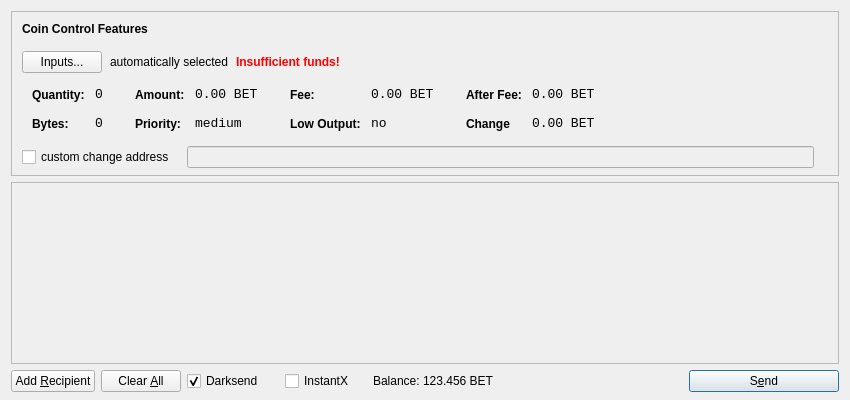
Qt form src/qt/forms/sendcoinsdialog.ui (Betcoincore/betcoin) before a commit.
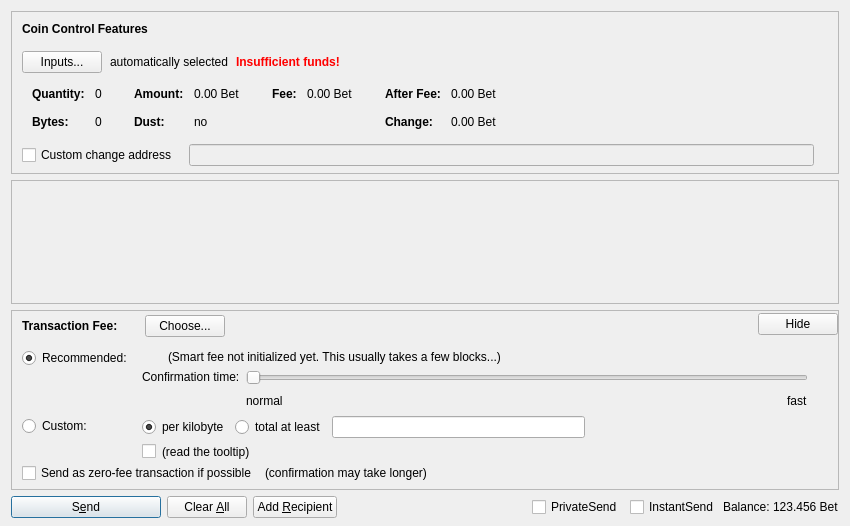
The same form after that commit. Icons and pictures are not drawn. Custom widgets are drawn as their Qt base class.

```diff
--- a/src/qt/forms/sendcoinsdialog.ui
+++ b/src/qt/forms/sendcoinsdialog.ui
@@ -7,13 +7,13 @@
     <x>0</x>
     <y>0</y>
     <width>850</width>
-    <height>400</height>
+    <height>526</height>
    </rect>
   </property>
   <property name="windowTitle">
    <string>Send Coins</string>
   </property>
-  <layout class="QVBoxLayout" name="verticalLayout" stretch="0,1,0">
+  <layout class="QVBoxLayout" name="verticalLayout" stretch="0,1,0,0">
    <property name="bottomMargin">
     <number>8</number>
    </property>
@@ -39,7 +39,7 @@
      </property>
      <layout class="QVBoxLayout" name="verticalLayoutCoinControl2">
       <property name="spacing">
-       <number>-1</number>
+       <number>0</number>
       </property>
       <property name="leftMargin">
        <number>0</number>
@@ -206,8 +206,11 @@
                </property>
                <item row="0" column="0">
                 <widget class="QLabel" name="labelCoinControlQuantityText">
-                 <property name="styleSheet">
-                  <string notr="true">font-weight:bold;</string>
+                 <property name="font">
+                  <font>
+                   <weight>75</weight>
+                   <bold>true</bold>
+                  </font>
                  </property>
                  <property name="text">
                   <string>Quantity:</string>
@@ -219,12 +222,6 @@
                </item>
                <item row="0" column="1">
                 <widget class="QLabel" name="labelCoinControlQuantity">
-                 <property name="font">
-                  <font>
-                   <family>Monospace</family>
-                   <pointsize>10</pointsize>
-                  </font>
-                 </property>
                  <property name="cursor">
                   <cursorShape>IBeamCursor</cursorShape>
                  </property>
@@ -244,8 +241,11 @@
                </item>
                <item row="1" column="0">
                 <widget class="QLabel" name="labelCoinControlBytesText">
-                 <property name="styleSheet">
-                  <string notr="true">font-weight:bold;</string>
+                 <property name="font">
+                  <font>
+                   <weight>75</weight>
+                   <bold>true</bold>
+                  </font>
                  </property>
                  <property name="text">
                   <string>Bytes:</string>
@@ -254,12 +254,6 @@
                </item>
                <item row="1" column="1">
                 <widget class="QLabel" name="labelCoinControlBytes">
-                 <property name="font">
-                  <font>
-                   <family>Monospace</family>
-                   <pointsize>10</pointsize>
-                  </font>
-                 </property>
                  <property name="cursor">
                   <cursorShape>IBeamCursor</cursorShape>
                  </property>
@@ -295,8 +289,11 @@
                </property>
                <item row="0" column="0">
                 <widget class="QLabel" name="labelCoinControlAmountText">
-                 <property name="styleSheet">
-                  <string notr="true">font-weight:bold;</string>
+                 <property name="font">
+                  <font>
+                   <weight>75</weight>
+                   <bold>true</bold>
+                  </font>
                  </property>
                  <property name="text">
                   <string>Amount:</string>
@@ -308,12 +305,6 @@
                </item>
                <item row="0" column="1">
                 <widget class="QLabel" name="labelCoinControlAmount">
-                 <property name="font">
-                  <font>
-                   <family>Monospace</family>
-                   <pointsize>10</pointsize>
-                  </font>
-                 </property>
                  <property name="cursor">
                   <cursorShape>IBeamCursor</cursorShape>
                  </property>
@@ -321,7 +312,7 @@
                   <enum>Qt::ActionsContextMenu</enum>
                  </property>
                  <property name="text">
-                  <string>0.00 BET</string>
+                  <string notr="true">0.00 Bet</string>
                  </property>
                  <property name="textInteractionFlags">
                   <set>Qt::LinksAccessibleByMouse|Qt::TextSelectableByKeyboard|Qt::TextSelectableByMouse</set>
@@ -329,23 +320,20 @@
                 </widget>
                </item>
                <item row="1" column="0">
-                <widget class="QLabel" name="labelCoinControlPriorityText">
-                 <property name="styleSheet">
-                  <string notr="true">font-weight:bold;</string>
+                <widget class="QLabel" name="labelCoinControlLowOutputText">
+                 <property name="font">
+                  <font>
+                   <weight>75</weight>
+                   <bold>true</bold>
+                  </font>
                  </property>
                  <property name="text">
-                  <string>Priority:</string>
+                  <string>Dust:</string>
                  </property>
                 </widget>
                </item>
                <item row="1" column="1">
-                <widget class="QLabel" name="labelCoinControlPriority">
-                 <property name="font">
-                  <font>
-                   <family>Monospace</family>
-                   <pointsize>10</pointsize>
-                  </font>
-                 </property>
+                <widget class="QLabel" name="labelCoinControlLowOutput">
                  <property name="cursor">
                   <cursorShape>IBeamCursor</cursorShape>
                  </property>
@@ -353,7 +341,7 @@
                   <enum>Qt::ActionsContextMenu</enum>
                  </property>
                  <property name="text">
-                  <string>medium</string>
+                  <string notr="true">no</string>
                  </property>
                  <property name="textInteractionFlags">
                   <set>Qt::LinksAccessibleByMouse|Qt::TextSelectableByKeyboard|Qt::TextSelectableByMouse</set>
@@ -381,8 +369,11 @@
                </property>
                <item row="0" column="0">
                 <widget class="QLabel" name="labelCoinControlFeeText">
-                 <property name="styleSheet">
-                  <string notr="true">font-weight:bold;</string>
+                 <property name="font">
+                  <font>
+                   <weight>75</weight>
+                   <bold>true</bold>
+                  </font>
                  </property>
                  <property name="text">
                   <string>Fee:</string>
@@ -394,12 +385,6 @@
                </item>
                <item row="0" column="1">
                 <widget class="QLabel" name="labelCoinControlFee">
-                 <property name="font">
-                  <font>
-                   <family>Monospace</family>
-                   <pointsize>10</pointsize>
-                  </font>
-                 </property>
                  <property name="cursor">
                   <cursorShape>IBeamCursor</cursorShape>
                  </property>
@@ -407,46 +392,14 @@
                   <enum>Qt::ActionsContextMenu</enum>
                  </property>
                  <property name="text">
-                  <string>0.00 BET</string>
+                  <string notr="true">0.00 Bet</string>
                  </property>
                  <property name="textInteractionFlags">
                   <set>Qt::LinksAccessibleByMouse|Qt::TextSelectableByKeyboard|Qt::TextSelectableByMouse</set>
                  </property>
                 </widget>
                </item>
-               <item row="1" column="0">
-                <widget class="QLabel" name="labelCoinControlLowOutputText">
-                 <property name="styleSheet">
-                  <string notr="true">font-weight:bold;</string>
-                 </property>
-                 <property name="text">
-                  <string>Low Output:</string>
-                 </property>
-                </widget>
-               </item>
-               <item row="1" column="1">
-                <widget class="QLabel" name="labelCoinControlLowOutput">
-                 <property name="font">
-                  <font>
-                   <family>Monospace</family>
-                   <pointsize>10</pointsize>
-                  </font>
-                 </property>
-                 <property name="cursor">
-                  <cursorShape>IBeamCursor</cursorShape>
-                 </property>
-                 <property name="contextMenuPolicy">
-                  <enum>Qt::ActionsContextMenu</enum>
-                 </property>
-                 <property name="text">
-                  <string>no</string>
-                 </property>
-                 <property name="textInteractionFlags">
-                  <set>Qt::LinksAccessibleByMouse|Qt::TextSelectableByKeyboard|Qt::TextSelectableByMouse</set>
-                 </property>
-                </widget>
-               </item>
-              </layout>
+             </layout>
              </item>
              <item>
               <layout class="QFormLayout" name="formLayoutCoinControl4">
@@ -467,8 +420,11 @@
                </property>
                <item row="0" column="0">
                 <widget class="QLabel" name="labelCoinControlAfterFeeText">
-                 <property name="styleSheet">
-                  <string notr="true">font-weight:bold;</string>
+                 <property name="font">
+                  <font>
+                   <weight>75</weight>
+                   <bold>true</bold>
+                  </font>
                  </property>
                  <property name="text">
                   <string>After Fee:</string>
@@ -480,12 +436,6 @@
                </item>
                <item row="0" column="1">
                 <widget class="QLabel" name="labelCoinControlAfterFee">
-                 <property name="font">
-                  <font>
-                   <family>Monospace</family>
-                   <pointsize>10</pointsize>
-                  </font>
-                 </property>
                  <property name="cursor">
                   <cursorShape>IBeamCursor</cursorShape>
                  </property>
@@ -493,7 +443,7 @@
                   <enum>Qt::ActionsContextMenu</enum>
                  </property>
                  <property name="text">
-                  <string>0.00 BET</string>
+                  <string notr="true">0.00 Bet</string>
                  </property>
                  <property name="textInteractionFlags">
                   <set>Qt::LinksAccessibleByMouse|Qt::TextSelectableByKeyboard|Qt::TextSelectableByMouse</set>
@@ -502,22 +452,19 @@
                </item>
                <item row="1" column="0">
                 <widget class="QLabel" name="labelCoinControlChangeText">
-                 <property name="styleSheet">
-                  <string notr="true">font-weight:bold;</string>
+                 <property name="font">
+                  <font>
+                   <weight>75</weight>
+                   <bold>true</bold>
+                  </font>
                  </property>
                  <property name="text">
-                  <string>Change</string>
+                  <string>Change:</string>
                  </property>
                 </widget>
                </item>
                <item row="1" column="1">
                 <widget class="QLabel" name="labelCoinControlChange">
-                 <property name="font">
-                  <font>
-                   <family>Monospace</family>
-                   <pointsize>10</pointsize>
-                  </font>
-                 </property>
                  <property name="cursor">
                   <cursorShape>IBeamCursor</cursorShape>
                  </property>
@@ -525,7 +472,7 @@
                   <enum>Qt::ActionsContextMenu</enum>
                  </property>
                  <property name="text">
-                  <string>0.00 BET</string>
+                  <string notr="true">0.00 Bet</string>
                  </property>
                  <property name="textInteractionFlags">
                   <set>Qt::LinksAccessibleByMouse|Qt::TextSelectableByKeyboard|Qt::TextSelectableByMouse</set>
@@ -556,7 +503,7 @@
           <item>
            <widget class="QCheckBox" name="checkBoxCoinControlChange">
             <property name="text">
-             <string>custom change address</string>
+             <string>Custom change address</string>
             </property>
            </widget>
           </item>
@@ -626,11 +573,20 @@
         <x>0</x>
         <y>0</y>
         <width>830</width>
-        <height>165</height>
+        <height>69</height>
        </rect>
       </property>
-      <layout class="QVBoxLayout" name="verticalLayout_2">
-       <property name="margin">
+      <layout class="QVBoxLayout" name="verticalLayout_2" stretch="0,1">
+       <property name="leftMargin">
+        <number>0</number>
+       </property>
+       <property name="topMargin">
+        <number>0</number>
+       </property>
+       <property name="rightMargin">
+        <number>0</number>
+       </property>
+       <property name="bottomMargin">
         <number>0</number>
        </property>
        <item>
@@ -657,19 +613,612 @@
      </widget>
     </widget>
    </item>
+   <item>
+    <widget class="QFrame" name="frameFee">
+     <property name="sizePolicy">
+      <sizepolicy hsizetype="Expanding" vsizetype="Expanding">
+       <horstretch>0</horstretch>
+       <verstretch>0</verstretch>
+      </sizepolicy>
+     </property>
+     <property name="maximumSize">
+      <size>
+       <width>16777215</width>
+       <height>16777215</height>
+      </size>
+     </property>
+     <property name="frameShape">
+      <enum>QFrame::StyledPanel</enum>
+     </property>
+     <property name="frameShadow">
+      <enum>QFrame::Sunken</enum>
+     </property>
+     <layout class="QVBoxLayout" name="verticalLayoutFee1">
+      <property name="spacing">
+       <number>0</number>
+      </property>
+      <property name="leftMargin">
+       <number>0</number>
+      </property>
+      <property name="topMargin">
+       <number>0</number>
+      </property>
+      <property name="rightMargin">
+       <number>0</number>
+      </property>
+      <property name="bottomMargin">
+       <number>0</number>
+      </property>
+      <item>
+       <layout class="QVBoxLayout" name="verticalLayoutFee2" stretch="0,0,0">
+        <property name="spacing">
+         <number>0</number>
+        </property>
+        <property name="leftMargin">
+         <number>10</number>
+        </property>
+        <property name="topMargin">
+         <number>0</number>
+        </property>
+        <item>
+         <layout class="QHBoxLayout" name="horizontalLayoutFee1">
+          <property name="bottomMargin">
+           <number>0</number>
+          </property>
+          <item>
+           <layout class="QVBoxLayout" name="verticalLayoutFee7">
+            <property name="spacing">
+             <number>0</number>
+            </property>
+            <item>
+             <spacer name="verticalSpacerSmartFee">
+              <property name="orientation">
+               <enum>Qt::Vertical</enum>
+              </property>
+              <property name="sizeType">
+               <enum>QSizePolicy::Fixed</enum>
+              </property>
+              <property name="sizeHint" stdset="0">
+               <size>
+                <width>1</width>
+                <height>4</height>
+               </size>
+              </property>
+             </spacer>
+            </item>
+            <item>
+             <layout class="QHBoxLayout" name="horizontalLayoutSmartFee">
+              <property name="spacing">
+               <number>10</number>
+              </property>
+              <item>
+               <widget class="QLabel" name="labelFeeHeadline">
+                <property name="sizePolicy">
+                 <sizepolicy hsizetype="Preferred" vsizetype="Maximum">
+                  <horstretch>0</horstretch>
+                  <verstretch>0</verstretch>
+                 </sizepolicy>
+                </property>
+                <property name="font">
+                 <font>
+                  <weight>75</weight>
+                  <bold>true</bold>
+                 </font>
+                </property>
+                <property name="styleSheet">
+                 <string notr="true">font-weight:bold;</string>
+                </property>
+                <property name="text">
+                 <string>Transaction Fee:</string>
+                </property>
+               </widget>
+              </item>
+              <item>
+               <widget class="QLabel" name="labelFeeMinimized">
+                <property name="text">
+                 <string/>
+                </property>
+               </widget>
+              </item>
+              <item>
+               <widget class="QPushButton" name="buttonChooseFee">
+                <property name="text">
+                 <string>Choose...</string>
+                </property>
+               </widget>
+              </item>
+             </layout>
+            </item>
+            <item>
+             <spacer name="verticalSpacer_5">
+              <property name="orientation">
+               <enum>Qt::Vertical</enum>
+              </property>
+              <property name="sizeHint" stdset="0">
+               <size>
+                <width>1</width>
+                <height>1</height>
+               </size>
+              </property>
+             </spacer>
+            </item>
+           </layout>
+          </item>
+          <item>
+           <spacer name="horizontalSpacer_4">
+            <property name="orientation">
+             <enum>Qt::Horizontal</enum>
+            </property>
+            <property name="sizeHint" stdset="0">
+             <size>
+              <width>40</width>
+              <height>20</height>
+             </size>
+            </property>
+           </spacer>
+          </item>
+          <item>
+           <widget class="QPushButton" name="buttonMinimizeFee">
+            <property name="toolTip">
+             <string>collapse fee-settings</string>
+            </property>
+            <property name="text">
+             <string>Hide</string>
+            </property>
+           </widget>
+          </item>
+         </layout>
+        </item>
+        <item>
+         <widget class="QFrame" name="frameFeeSelection">
+          <layout class="QVBoxLayout" name="verticalLayoutFee12">
+           <property name="spacing">
+            <number>0</number>
+           </property>
+           <property name="leftMargin">
+            <number>0</number>
+           </property>
+           <property name="topMargin">
+            <number>0</number>
+           </property>
+           <property name="rightMargin">
+            <number>0</number>
+           </property>
+           <property name="bottomMargin">
+            <number>0</number>
+           </property>
+           <item>
+            <layout class="QGridLayout" name="gridLayoutFee">
+             <property name="topMargin">
+              <number>10</number>
+             </property>
+             <property name="bottomMargin">
+              <number>4</number>
+             </property>
+             <property name="horizontalSpacing">
+              <number>10</number>
+             </property>
+             <property name="verticalSpacing">
+              <number>4</number>
+             </property>
+             <item row="1" column="1">
+              <layout class="QVBoxLayout" name="verticalLayoutFee8">
+               <property name="spacing">
+                <number>6</number>
+               </property>
+               <item>
+                <layout class="QHBoxLayout" name="horizontalLayoutFee13">
+                 <item>
+                  <widget class="QRadioButton" name="radioCustomPerKilobyte">
+                   <property name="toolTip">
+                    <string>If the custom fee is set to 1000 duffs and the transaction is only 250 bytes, then &quot;per kilobyte&quot; only pays 250 duffs in fee,&lt;br /&gt;while &quot;at least&quot; pays 1000 duffs. For transactions bigger than a kilobyte both pay by kilobyte.</string>
+                   </property>
+                   <property name="text">
+                    <string>per kilobyte</string>
+                   </property>
+                   <property name="checked">
+                    <bool>true</bool>
+                   </property>
+                   <attribute name="buttonGroup">
+                    <string notr="true">groupCustomFee</string>
+                   </attribute>
+                  </widget>
+                 </item>
+                 <item>
+                  <widget class="QRadioButton" name="radioCustomAtLeast">
+                   <property name="toolTip">
+                    <string>If the custom fee is set to 1000 duffs and the transaction is only 250 bytes, then &quot;per kilobyte&quot; only pays 250 duffs in fee,&lt;br /&gt;while &quot;total at least&quot; pays 1000 duffs. For transactions bigger than a kilobyte both pay by kilobyte.</string>
+                   </property>
+                   <property name="text">
+                    <string>total at least</string>
+                   </property>
+                   <attribute name="buttonGroup">
+                    <string notr="true">groupCustomFee</string>
+                   </attribute>
+                  </widget>
+                 </item>
+                 <item>
+                  <widget class="BitcoinAmountField" name="customFee"/>
+                 </item>
+                 <item>
+                  <spacer name="horizontalSpacer_6">
+                   <property name="orientation">
+                    <enum>Qt::Horizontal</enum>
+                   </property>
+                   <property name="sizeHint" stdset="0">
+                    <size>
+                     <width>1</width>
+                     <height>1</height>
+                    </size>
+                   </property>
+                  </spacer>
+                 </item>
+                </layout>
+               </item>
+               <item>
+                <layout class="QHBoxLayout" name="horizontalLayoutFee8">
+                 <item>
+                  <widget class="QCheckBox" name="checkBoxMinimumFee">
+                   <property name="toolTip">
+                    <string>Paying only the minimum fee is just fine as long as there is less transaction volume than space in the blocks.&lt;br /&gt;But be aware that this can end up in a never confirming transaction once there is more demand for bet transactions than the network can process.</string>
+                   </property>
+                   <property name="text">
+                    <string/>
+                   </property>
+                  </widget>
+                 </item>
+                 <item>
+                  <widget class="QLabel" name="labelMinFeeWarning">
+                   <property name="enabled">
+                    <bool>true</bool>
+                   </property>
+                   <property name="toolTip">
+                    <string>Paying only the minimum fee is just fine as long as there is less transaction volume than space in the blocks.&lt;br /&gt;But be aware that this can end up in a never confirming transaction once there is more demand for bet transactions than the network can process.</string>
+                   </property>
+                   <property name="text">
+                    <string>(read the tooltip)</string>
+                   </property>
+                   <property name="margin">
+                    <number>5</number>
+                   </property>
+                  </widget>
+                 </item>
+                 <item>
+                  <spacer name="horizontalSpacer_2">
+                   <property name="orientation">
+                    <enum>Qt::Horizontal</enum>
+                   </property>
+                   <property name="sizeHint" stdset="0">
+                    <size>
+                     <width>1</width>
+                     <height>1</height>
+                    </size>
+                   </property>
+                  </spacer>
+                 </item>
+                </layout>
+               </item>
+              </layout>
+             </item>
+             <item row="0" column="0">
+              <layout class="QVBoxLayout" name="verticalLayoutFee4" stretch="0,1">
+               <item>
+                <widget class="QRadioButton" name="radioSmartFee">
+                 <property name="text">
+                  <string>Recommended:</string>
+                 </property>
+                 <property name="checked">
+                  <bool>true</bool>
+                 </property>
+                 <attribute name="buttonGroup">
+                  <string notr="true">groupFee</string>
+                 </attribute>
+                </widget>
+               </item>
+               <item>
+                <spacer name="verticalSpacer_2">
+                 <property name="orientation">
+                  <enum>Qt::Vertical</enum>
+                 </property>
+                 <property name="sizeHint" stdset="0">
+                  <size>
+                   <width>1</width>
+                   <height>1</height>
+                  </size>
+                 </property>
+                </spacer>
+               </item>
+              </layout>
+             </item>
+             <item row="1" column="0">
+              <layout class="QVBoxLayout" name="verticalLayoutFee9" stretch="0,1">
+               <item>
+                <widget class="QRadioButton" name="radioCustomFee">
+                 <property name="text">
+                  <string>Custom:</string>
+                 </property>
+                 <attribute name="buttonGroup">
+                  <string notr="true">groupFee</string>
+                 </attribute>
+                </widget>
+               </item>
+               <item>
+                <spacer name="verticalSpacer_6">
+                 <property name="orientation">
+                  <enum>Qt::Vertical</enum>
+                 </property>
+                 <property name="sizeHint" stdset="0">
+                  <size>
+                   <width>1</width>
+                   <height>1</height>
+                  </size>
+                 </property>
+                </spacer>
+               </item>
+              </layout>
+             </item>
+             <item row="0" column="1">
+              <layout class="QVBoxLayout" name="verticalLayoutFee3" stretch="0,0,1">
+               <property name="spacing">
+                <number>6</number>
+               </property>
+               <property name="topMargin">
+                <number>2</number>
+               </property>
+               <item>
+                <layout class="QHBoxLayout" name="horizontalLayoutFee12">
+                 <item>
+                  <widget class="QLabel" name="labelSmartFee">
+                   <property name="text">
+                    <string/>
+                   </property>
+                   <property name="margin">
+                    <number>2</number>
+                   </property>
+                  </widget>
+                 </item>
+                 <item>
+                  <widget class="QLabel" name="labelFeeEstimation">
+                   <property name="text">
+                    <string/>
+                   </property>
+                  </widget>
+                 </item>
+                 <item>
+                  <widget class="QLabel" name="labelSmartFee2">
+                   <property name="text">
+                    <string>(Smart fee not initialized yet. This usually takes a few blocks...)</string>
+                   </property>
+                   <property name="margin">
+                    <number>2</number>
+                   </property>
+                  </widget>
+                 </item>
+                 <item>
+                  <spacer name="horizontalSpacer_5">
+                   <property name="orientation">
+                    <enum>Qt::Horizontal</enum>
+                   </property>
+                   <property name="sizeHint" stdset="0">
+                    <size>
+                     <width>1</width>
+                     <height>1</height>
+                    </size>
+                   </property>
+                  </spacer>
+                 </item>
+                </layout>
+               </item>
+               <item>
+                <layout class="QHBoxLayout" name="horizontalLayoutFee9">
+                 <item>
+                  <layout class="QVBoxLayout" name="verticalLayoutFee6">
+                   <item>
+                    <widget class="QLabel" name="labelSmartFee3">
+                     <property name="text">
+                      <string>Confirmation time:</string>
+                     </property>
+                     <property name="margin">
+                      <number>2</number>
+                     </property>
+                    </widget>
+                   </item>
+                   <item>
+                    <spacer name="verticalSpacer_3">
+                     <property name="orientation">
+                      <enum>Qt::Vertical</enum>
+                     </property>
+                     <property name="sizeHint" stdset="0">
+                      <size>
+                       <width>1</width>
+                       <height>1</height>
+                      </size>
+                     </property>
+                    </spacer>
+                   </item>
+                  </layout>
+                 </item>
+                 <item>
+                  <layout class="QVBoxLayout" name="verticalLayoutFee5">
+                   <property name="rightMargin">
+                    <number>30</number>
+                   </property>
+                   <item>
+                    <widget class="QSlider" name="sliderSmartFee">
+                     <property name="minimum">
+                      <number>0</number>
+                     </property>
+                     <property name="maximum">
+                      <number>24</number>
+                     </property>
+                     <property name="pageStep">
+                      <number>1</number>
+                     </property>
+                     <property name="value">
+                      <number>0</number>
+                     </property>
+                     <property name="orientation">
+                      <enum>Qt::Horizontal</enum>
+                     </property>
+                     <property name="invertedAppearance">
+                      <bool>false</bool>
+                     </property>
+                     <property name="invertedControls">
+                      <bool>false</bool>
+                     </property>
+                     <property name="tickPosition">
+                      <enum>QSlider::NoTicks</enum>
+                     </property>
+                    </widget>
+                   </item>
+                   <item>
+                    <layout class="QHBoxLayout" name="horizontalLayoutFee10">
+                     <item>
+                      <widget class="QLabel" name="labelSmartFeeNormal">
+                       <property name="text">
+                        <string>normal</string>
+                       </property>
+                      </widget>
+                     </item>
+                     <item>
+                      <spacer name="horizontalSpacer_3">
+                       <property name="orientation">
+                        <enum>Qt::Horizontal</enum>
+                       </property>
+                       <property name="sizeHint" stdset="0">
+                        <size>
+                         <width>40</width>
+                         <height>20</height>
+                        </size>
+                       </property>
+                      </spacer>
+                     </item>
+                     <item>
+                      <widget class="QLabel" name="labelSmartFeeFast">
+                       <property name="text">
+                        <string>fast</string>
+                       </property>
+                      </widget>
+                     </item>
+                    </layout>
+                   </item>
+                  </layout>
+                 </item>
+                </layout>
+               </item>
+               <item>
+                <spacer name="verticalSpacer_4">
+                 <property name="orientation">
+                  <enum>Qt::Vertical</enum>
+                 </property>
+                 <property name="sizeHint" stdset="0">
+                  <size>
+                   <width>1</width>
+                   <height>1</height>
+                  </size>
+                 </property>
+                </spacer>
+               </item>
+              </layout>
+             </item>
+            </layout>
+           </item>
+           <item>
+            <layout class="QHBoxLayout" name="horizontalLayoutFee5" stretch="0,0,0">
+             <property name="spacing">
+              <number>8</number>
+             </property>
+             <property name="bottomMargin">
+              <number>4</number>
+             </property>
+             <item>
+              <widget class="QCheckBox" name="checkBoxFreeTx">
+               <property name="text">
+                <string>Send as zero-fee transaction if possible</string>
+               </property>
+              </widget>
+             </item>
+             <item>
+              <widget class="QLabel" name="labelFreeTx">
+               <property name="text">
+                <string>(confirmation may take longer)</string>
+               </property>
+               <property name="margin">
+                <number>5</number>
+               </property>
+              </widget>
+             </item>
+             <item>
+              <spacer name="horizontalSpacerFee5">
+               <property name="orientation">
+                <enum>Qt::Horizontal</enum>
+               </property>
+               <property name="sizeHint" stdset="0">
+                <size>
+                 <width>1</width>
+                 <height>1</height>
+                </size>
+               </property>
+              </spacer>
+             </item>
+            </layout>
+           </item>
+           <item>
+            <spacer name="verticalSpacerFee2">
+             <property name="orientation">
+              <enum>Qt::Vertical</enum>
+             </property>
+             <property name="sizeHint" stdset="0">
+              <size>
+               <width>1</width>
+               <height>1</height>
+              </size>
+             </property>
+            </spacer>
+           </item>
+          </layout>
+         </widget>
+        </item>
+        <item>
+         <spacer name="verticalSpacerFee">
+          <property name="orientation">
+           <enum>Qt::Vertical</enum>
+          </property>
+          <property name="sizeHint" stdset="0">
+           <size>
+            <width>800</width>
+            <height>1</height>
+           </size>
+          </property>
+         </spacer>
+        </item>
+       </layout>
+      </item>
+     </layout>
+    </widget>
+   </item>
    <item>
     <layout class="QHBoxLayout" name="horizontalLayout">
      <item>
-      <widget class="QPushButton" name="addButton">
+      <widget class="QPushButton" name="sendButton">
+       <property name="minimumSize">
+        <size>
+         <width>150</width>
+         <height>0</height>
+        </size>
+       </property>
        <property name="toolTip">
         <string>Send to multiple recipients at once</string>
        </property>
        <property name="text">
-        <string>Add &amp;Recipient</string>
+        <string>S&amp;end</string>
        </property>
        <property name="autoDefault">
         <bool>false</bool>
        </property>
+       <property name="default">
+        <bool>true</bool>
+       </property>
       </widget>
      </item>
      <item>
@@ -689,18 +1238,41 @@
        <property name="autoRepeatDelay">
         <number>300</number>
        </property>
+      </widget>
+     </item>
+     <item>
+      <widget class="QPushButton" name="addButton">
+       <property name="toolTip">
+        <string>Send to multiple recipients at once</string>
+       </property>
+       <property name="text">
+        <string>Add &amp;Recipient</string>
+       </property>
        <property name="autoDefault">
         <bool>false</bool>
        </property>
       </widget>
      </item>
+     <item>
+      <spacer name="horizontalSpacer">
+       <property name="orientation">
+        <enum>Qt::Horizontal</enum>
+       </property>
+       <property name="sizeHint" stdset="0">
+        <size>
+         <width>40</width>
+         <height>20</height>
+        </size>
+       </property>
+      </spacer>
+     </item>
      <item>
       <layout class="QHBoxLayout" name="horizontalLayout_2">
        <property name="spacing">
         <number>3</number>
        </property>
-        <item>
-        <widget class="QCheckBox" name="checkUseDarksend">
+       <item>
+        <widget class="QCheckBox" name="checkUsePrivateSend">
          <property name="minimumSize">
           <size>
            <width>95</width>
@@ -708,10 +1280,10 @@
           </size>
          </property>
          <property name="text">
-          <string>Darksend</string>
+          <string>PrivateSend</string>
          </property>
          <property name="checked">
-          <bool>true</bool>
+          <bool>false</bool>
          </property>
         </widget>
        </item>
@@ -727,18 +1299,12 @@
           </size>
          </property>
          <property name="text">
-          <string>InstantX</string>
+          <string>InstantSend</string>
          </property>
         </widget>
        </item>
        <item>
         <widget class="QLabel" name="label">
-         <property name="sizePolicy">
-          <sizepolicy hsizetype="Preferred" vsizetype="Fixed">
-           <horstretch>0</horstretch>
-           <verstretch>0</verstretch>
-          </sizepolicy>
-         </property>
          <property name="text">
           <string>Balance:</string>
          </property>
@@ -756,7 +1322,7 @@
           <cursorShape>IBeamCursor</cursorShape>
          </property>
          <property name="text">
-          <string>123.456 BET</string>
+          <string notr="true">123.456 Bet</string>
          </property>
          <property name="textInteractionFlags">
           <set>Qt::LinksAccessibleByMouse|Qt::TextSelectableByKeyboard|Qt::TextSelectableByMouse</set>
@@ -765,46 +1331,23 @@
        </item>
       </layout>
      </item>
-     <item>
-      <spacer name="horizontalSpacer">
-       <property name="orientation">
-        <enum>Qt::Horizontal</enum>
-       </property>
-       <property name="sizeHint" stdset="0">
-        <size>
-         <width>40</width>
-         <height>20</height>
-        </size>
-       </property>
-      </spacer>
-     </item>
-     <item>
-      <widget class="QPushButton" name="sendButton">
-       <property name="minimumSize">
-        <size>
-         <width>150</width>
-         <height>0</height>
-        </size>
-       </property>
-       <property name="toolTip">
-        <string>Confirm the send action</string>
-       </property>
-       <property name="text">
-        <string>S&amp;end</string>
-       </property>
-       <property name="icon">
-        <iconset resource="../bitcoin.qrc">
-         <normaloff>:/icons/send</normaloff>:/icons/send</iconset>
-       </property>
-       <property name="default">
-        <bool>true</bool>
-       </property>
-      </widget>
-     </item>
     </layout>
    </item>
   </layout>
  </widget>
+ <customwidgets>
+  <customwidget>
+   <class>QValidatedLineEdit</class>
+   <extends>QLineEdit</extends>
+   <header>qvalidatedlineedit.h</header>
+  </customwidget>
+  <customwidget>
+   <class>BitcoinAmountField</class>
+   <extends>QLineEdit</extends>
+   <header>bitcoinamountfield.h</header>
+   <container>1</container>
+  </customwidget>
+ </customwidgets>
  <resources>
   <include location="../bitcoin.qrc"/>
  </resources>
```
Left out of the diff: 39 changed lines with no effect on the pictures.
